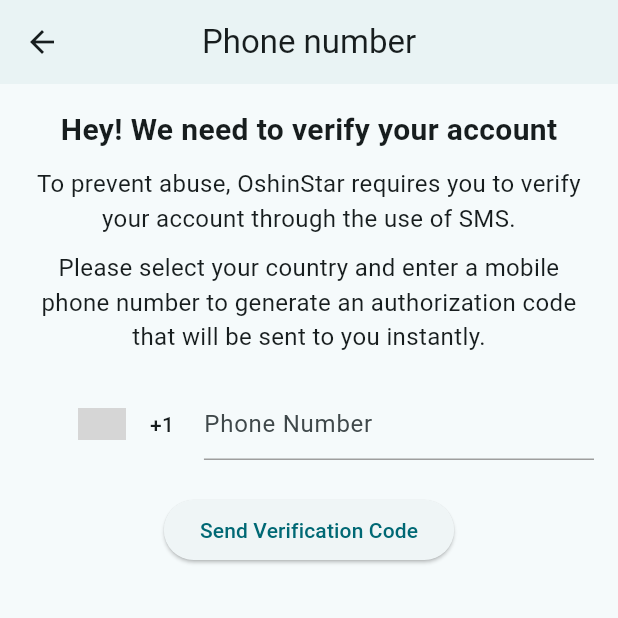
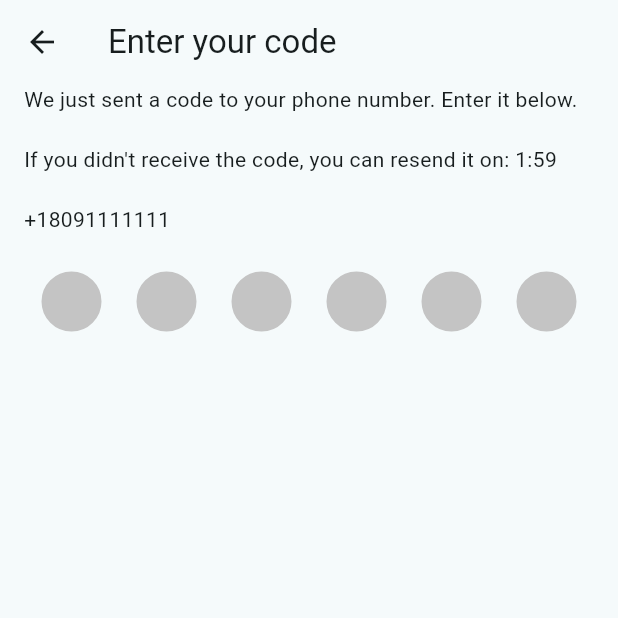
Before and after one commit to Oshinstar-com/oshinstarv2, a Flutter app: the PhoneVerificationSignup screen opened directly, after a tap on "Send Verification Code", on a phone screen of 412 x 824 dp, the top half of it. Run offline on Flutter 3.47's test engine with Material 3 defaults, Android fonts, the phone set to English and light mode, and no system bars; drawn by our look-alikes of country_code_picker, pin_code_fields; our stand-ins replace carousel_slider, flutter_bloc, geolocator, websafe_svg; project files that could hold a hidden picture were left out; grey boxes are pictures that could not be loaded.

Commit message:
feat(screens) Add pin_code_fields package and related code

```diff
--- /dev/null
+++ b/lib/modules/authentication/code_verification.dart
@@ -0,0 +1,124 @@
+import 'dart:async';
+
+import 'package:flutter/material.dart';
+import 'package:oshinstar/modules/authentication/email_verification.dart';
+import 'package:oshinstar/widgets/pin_code_fields.dart';
+
+class CodeVerificationScreen extends StatefulWidget {
+  const CodeVerificationScreen({super.key, required this.phoneNumber});
+
+  final String phoneNumber;
+
+  @override
+  State<CodeVerificationScreen> createState() => _CodeVerificationScreenState();
+}
+
+class _CodeVerificationScreenState extends State<CodeVerificationScreen> {
+  Timer? _timer;
+  var _start = 120;
+
+  @override
+  void initState() {
+    super.initState();
+    _startTimer();
+  }
+
+  @override
+  void dispose() {
+    _timer?.cancel();
+    super.dispose();
+  }
+
+  void _startTimer() {
+    const oneSec = Duration(seconds: 1);
+    _timer = Timer.periodic(oneSec, (_) {
+      if (_start == 0) {
+        _timer?.cancel();
+        return;
+      }
+      setState(() {
+        _start--;
+      });
+    });
+  }
+
+  String get timerText {
+    int minutes = _start ~/ 60;
+    int seconds = _start % 60;
+    return '$minutes:${seconds.toString().padLeft(2, '0')}';
+  }
+
+  @override
+  Widget build(BuildContext context) {
+    return Scaffold(
+      appBar: AppBar(
+        title: const Text('Enter your code'),
+      ),
+      body: SizedBox(
+        width: double.infinity,
+        child: Padding(
+          padding: const EdgeInsets.symmetric(horizontal: 16),
+          child: Column(
+            crossAxisAlignment: CrossAxisAlignment.start,
+            children: [
+              const Text(
+                  'We just sent a code to your phone number. Enter it below.'),
+              const SizedBox(height: 20),
+              Visibility(
+                visible: _start != 0,
+                child: Text(
+                    'If you didn\'t receive the code, you can resend it on: $timerText'),
+              ),
+              Visibility(
+                visible: _start != 0,
+                child: const SizedBox(height: 20),
+              ),
+              // Text(widget.phoneNumber),
+              const Text('+18091111111'),
+              const SizedBox(height: 20),
+              NumberPinCodeField(
+                onChanged: (context, code) {
+                  if (code.length == 6) {
+                    Navigator.push(
+                      context,
+                      MaterialPageRoute(
+                        builder: (context) => const EmailVerification(email: 'bueno@yopmail.com'),
+                      ),
+                    );
+                  }
+                },
+                key: ValueKey('code-input'),
+                length: 6,
+              ),
+              Column(
+                crossAxisAlignment: CrossAxisAlignment.start,
+                children: [
+                  Visibility(
+                    visible: _start == 100 || _start == 0,
+                    child: TextButton(
+                      style: TextButton.styleFrom(
+                        foregroundColor: Colors.blue,
+                      ),
+                      onPressed: () {},
+                      child: const Text('Call me'),
+                    ),
+                  ),
+                  Visibility(
+                    visible: _start == 0,
+                    child: TextButton(
+                      style: TextButton.styleFrom(
+                        foregroundColor: Colors.blue,
+                      ),
+                      onPressed: () {},
+                      child: const Text('Edit phone number/Resend code'),
+                    ),
+                  ),
+                ],
+              )
+            ],
+          ),
+        ),
+      ),
+    );
+  }
+}
--- a/lib/modules/authentication/phone_verification_screen.dart
+++ b/lib/modules/authentication/phone_verification_screen.dart
@@ -4,15 +4,21 @@ import 'package:country_code_picker/country_code_picker.dart';
 import 'package:http/http.dart' as http;
 import 'dart:convert';
 
+import 'package:oshinstar/modules/authentication/code_verification.dart';
+
 class PhoneVerificationSignup extends StatefulWidget {
   @override
-  _PhoneVerificationSignupState createState() => _PhoneVerificationSignupState();
+  _PhoneVerificationSignupState createState() =>
+      _PhoneVerificationSignupState();
 }
 
 class _PhoneVerificationSignupState extends State<PhoneVerificationSignup> {
   String _countryCode = "+1";
   String? _countryFlag;
   String _phoneNumber = "";
+  bool _showCodeAgain = false;
+  bool _showGetHelp = false;
+  bool _showLogOut = false;
 
   @override
   void initState() {
@@ -38,12 +44,15 @@ class _PhoneVerificationSignupState extends State<PhoneVerificationSignup> {
     }
 
     if (permission == LocationPermission.deniedForever) {
-      return Future.error('Location permissions are permanently denied, we cannot request permissions.');
+      return Future.error(
+          'Location permissions are permanently denied, we cannot request permissions.');
     }
 
-    Position position = await Geolocator.getCurrentPosition(desiredAccuracy: LocationAccuracy.high);
+    Position position = await Geolocator.getCurrentPosition(
+        desiredAccuracy: LocationAccuracy.high);
 
-    final url = 'https://api.bigdatacloud.net/data/reverse-geocode-client?latitude=${position.latitude}&longitude=${position.longitude}&localityLanguage=en';
+    final url =
+        'https://api.bigdatacloud.net/data/reverse-geocode-client?latitude=${position.latitude}&longitude=${position.longitude}&localityLanguage=en';
     final response = await http.get(Uri.parse(url));
 
     if (response.statusCode == 200) {
@@ -75,7 +84,6 @@ class _PhoneVerificationSignupState extends State<PhoneVerificationSignup> {
       body: Padding(
         padding: const EdgeInsets.all(16.0),
         child: Column(
-
           children: [
             const Text(
               'Hey! We need to verify your account',
@@ -117,11 +125,87 @@ class _PhoneVerificationSignupState extends State<PhoneVerificationSignup> {
               ],
             ),
             const SizedBox(height: 20),
-            ElevatedButton(
-              onPressed: () {
-                // Implement your verification code sending logic here
-              },
-              child: const Text('Send Verification Code'),
+            ConstrainedBox(
+              constraints: const BoxConstraints(
+                maxWidth: 500,
+                minWidth: 400,
+              ),
+              child: ElevatedButton.icon(
+                icon: const Icon(Icons.chat),
+                style: ElevatedButton.styleFrom(
+                  backgroundColor: Colors.blue,
+                  foregroundColor: Colors.white,
+                ),
+                onPressed: () {
+                  Navigator.push(
+                    context,
+                    MaterialPageRoute(
+                      builder: (context) => CodeVerificationScreen(phoneNumber: _phoneNumber,),
+                    ),
+                  );
+                },
+                label: const Text('Send Verification Code'),
+              ),
+            ),
+            const SizedBox(height: 20),
+            Visibility(
+              visible: _showCodeAgain,
+              child: ConstrainedBox(
+                constraints: const BoxConstraints(
+                  maxWidth: 500,
+                  minWidth: 400,
+                ),
+                child: ElevatedButton.icon(
+                  icon: const Icon(Icons.chat),
+                  style: ElevatedButton.styleFrom(
+                    backgroundColor: Colors.green,
+                    foregroundColor: Colors.white,
+                  ),
+                  onPressed: () {
+                    // Implement your verification code sending logic here
+                  },
+                  label: Text('Send Code again to $_phoneNumber'),
+                ),
+              ),
+            ),
+            const SizedBox(height: 20),
+            Visibility(
+              visible: _showGetHelp,
+              child: ConstrainedBox(
+                constraints: const BoxConstraints(
+                  maxWidth: 500,
+                  minWidth: 400,
+                ),
+                child: ElevatedButton.icon(
+                  icon: const Icon(Icons.help),
+                  style: ElevatedButton.styleFrom(
+                    backgroundColor: Colors.yellow[700],
+                    foregroundColor: Colors.white,
+                  ),
+                  onPressed: () {
+                    // Implement your verification code sending logic here
+                  },
+                  label: const Text('Get help'),
+                ),
+              ),
+            ),
+            const SizedBox(height: 20),
+            Visibility(
+              visible: _showLogOut,
+              child: ConstrainedBox(
+                constraints: const BoxConstraints(
+                  maxWidth: 500,
+                  minWidth: 400,
+                ),
+                child: ElevatedButton(
+                  onPressed: () {},
+                  style: ElevatedButton.styleFrom(
+                    backgroundColor: Colors.red,
+                    foregroundColor: Colors.white,
+                  ),
+                  child: const Text('Log out'),
+                ),
+              ),
             ),
           ],
         ),
--- /dev/null
+++ b/lib/widgets/pin_code_fields.dart
@@ -0,0 +1,50 @@
+import 'package:flutter/material.dart';
+import 'package:flutter/services.dart';
+import 'package:pin_code_fields/pin_code_fields.dart';
+
+class NumberPinCodeField extends StatelessWidget {
+  const NumberPinCodeField({
+    super.key,
+    this.onChanged,
+    this.length,
+    this.controller,
+  });
+
+  final void Function(BuildContext, String)? onChanged;
+  final int? length;
+  final TextEditingController? controller;
+
+  Widget build(BuildContext context) {
+    return PinCodeTextField(
+      showCursor: false,
+      enablePinAutofill: false,
+      appContext: context,
+      controller: controller,
+      length: length ?? 0,
+      backgroundColor: Colors.transparent,
+      enableActiveFill: true,
+      pinTheme: PinTheme(
+        borderWidth: 4.0,
+        inactiveFillColor: const Color.fromRGBO(196, 196, 196, 1),
+        activeFillColor: Colors.grey,
+        inactiveColor: const Color.fromRGBO(196, 196, 196, 1),
+        activeColor: Colors.blue,
+        selectedFillColor: const Color.fromRGBO(196, 196, 196, 1),
+        selectedColor: Colors.black26,
+        shape: PinCodeFieldShape.circle,
+      ),
+      onCompleted: (value) {
+        //controller.clear();
+      },
+      mainAxisAlignment: MainAxisAlignment.spaceAround,
+      animationType: AnimationType.fade,
+      keyboardType: TextInputType.number,
+      inputFormatters: [FilteringTextInputFormatter.digitsOnly],
+      onChanged: (value) async {
+        if (value.length == length) {
+          onChanged?.call(context, value);
+        }
+      },
+    );
+  }
+}
--- a/pubspec.yaml
+++ b/pubspec.yaml
@@ -22,6 +22,7 @@ dependencies:
   websafe_svg: ^3.0.1+1
   carousel_slider: ^4.2.1
   flutter_bloc: ^8.1.5
+  pin_code_fields: ^8.0.1
 
 dev_dependencies:
   flutter_test:
```
Also changed, not shown: lib/modules/authentication/email_verification.dart (added, +81 -0 lines), lib/widgets/action_blocked.dart (added, +60 -0 lines), assets/check.svg (added), pubspec.lock.
